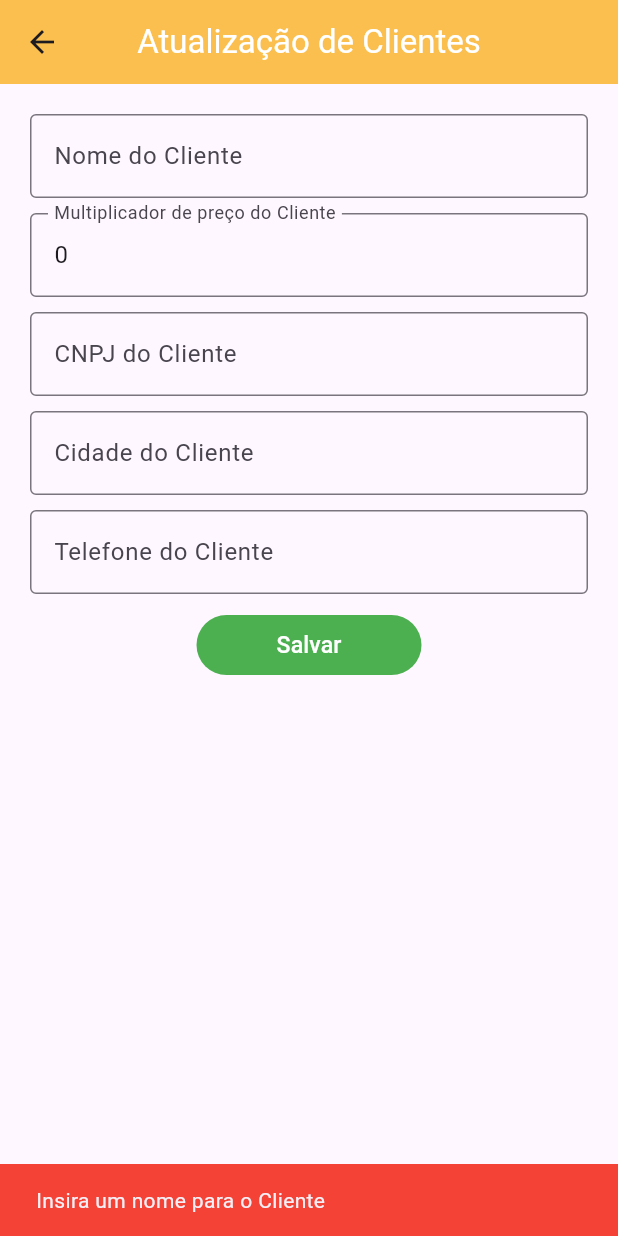
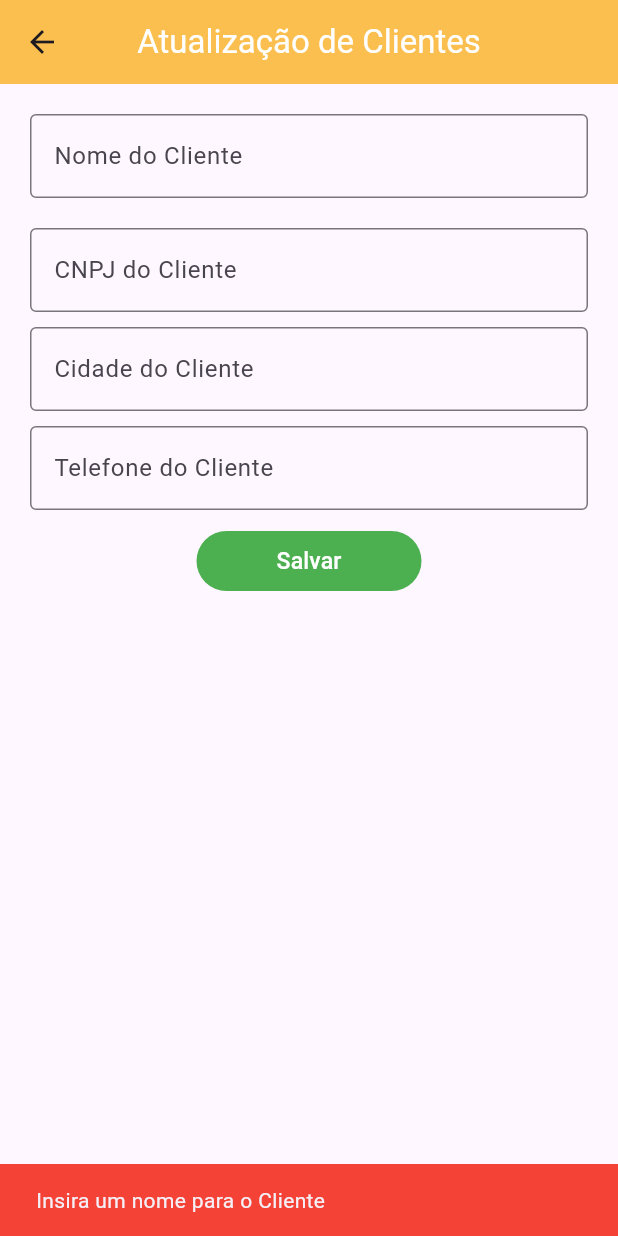
Before and after one commit to DevSamuelBrito/Scanner-App, a Flutter app: the updateClientes screen opened directly with empty values, after a tap on "Salvar", on a phone screen of 412 x 824 dp. Run offline on Flutter 3.47's test engine with Material 3 defaults, Android fonts, the phone set to English and light mode, and no system bars; our stand-ins replace barcode_widget, cloud_firestore, extended_masked_text, firebase_core, firebase_storage, flutter_typeahead and 4 more; missing offline and left inert: flutter_barcode_scanner; accounts and stored records are empty.

Commit message:
delete Cliente Price

```diff
--- a/lib/screens/updateClientes.dart
+++ b/lib/screens/updateClientes.dart
@@ -25,14 +25,12 @@ class _updateClientesState extends State<updateClientes> {
         .doc(widget.docId)
         .get();
     _txtName.text = doc.data()!['name'];
-    _txtPrice.text = doc.data()!['price'].toString();
     _txtCnpj.text = doc.data()!['cnpj'];
     _txtTelefone.text = doc.data()!['telefone'];
     _txtCidade.text = doc.data()!['cidade'];
   }
 
   final _txtName = TextEditingController();
-  final _txtPrice = TextEditingController();
   final _txtCnpj = MaskedTextController(mask: '00.000.000/0000-00');
   final _txtTelefone = MaskedTextController(mask: '(00)00000-0000');
   final _txtCidade = TextEditingController();
@@ -49,28 +47,7 @@ class _updateClientesState extends State<updateClientes> {
       return;
     }
 
-    final priceText = _txtPrice.text.trim();
-    if (priceText.isEmpty) {
-      ScaffoldMessenger.of(context).showSnackBar(
-        SnackBar(
-          backgroundColor: Colors.red,
-          content:
-              Text('Por favor, insira um valor para o multiplicador de preço'),
-        ),
-      );
-      return;
-    }
-    final price = double.tryParse(priceText);
-    if (price == null) {
-      ScaffoldMessenger.of(context).showSnackBar(
-        SnackBar(
-          backgroundColor: Colors.red,
-          content: Text(
-              'O valor do multiplicador de preço deve ser um número válido. (Separador de decimais é um ponto ".")'),
-        ),
-      );
-      return;
-    }
+
 
     final cnpjText = _txtCnpj.text.trim();
     if (cnpjText.isEmpty) {
@@ -98,7 +75,6 @@ class _updateClientesState extends State<updateClientes> {
 
     FirebaseFirestore.instance.collection('Clientes').doc(widget.docId).update({
       'name': _txtName.text,
-      'price': price,
       'cnpj': _txtCnpj.text,
       'telefone': _txtTelefone.text,
       'cidade': _txtCidade.text,
@@ -147,13 +123,7 @@ class _updateClientesState extends State<updateClientes> {
             ),
             SizedBox(height: 10),
 
-            TextField(
-              controller: _txtPrice,
-              decoration: InputDecoration(
-                border: OutlineInputBorder(),
-                label: Text("Multiplicador de preço do Cliente"),
-              ),
-            ),
+
             SizedBox(height: 10),
 
             TextField(
```
